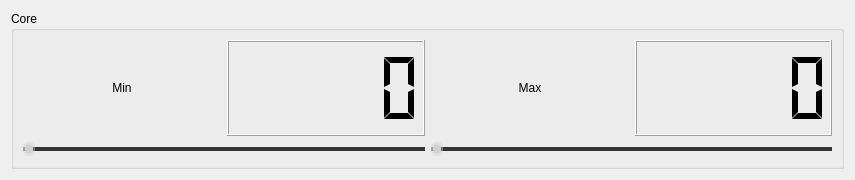
First picture: the form in LenovoLegion/LenovoLegion-Application/ThreadFrequencyControl.ui, repository bolekjar/LenovoLegion, before the edit.
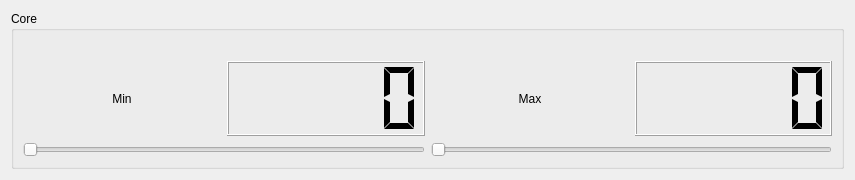
Second picture: the form after the edit.

```diff
--- a/LenovoLegion/LenovoLegion-Application/ThreadFrequencyControl.ui
+++ b/LenovoLegion/LenovoLegion-Application/ThreadFrequencyControl.ui
@@ -14,66 +14,7 @@
    <string>Form</string>
   </property>
   <property name="styleSheet">
-   <string notr="true">/*-----QSlider-----*/
-
-QSlider:horizontal {
-    min-height: 14px;
-	background-color: transparent;
-}
-
-QSlider::groove:horizontal 
-{
-	background-color: transparent;
-	height: 4px;
-}
-
-
-QSlider::sub-page:horizontal 
-{
-	background-color: gray;
-}
-
-
-QSlider::add-page:horizontal 
-{
-	background-color: #363535;
-}
-
-QSlider::handle:horizontal 
-{
-	width: 12px;
-    margin-top: -5px;
-    margin-bottom: -5px;
-    border-radius: 5px;
-	background: qradialgradient(spread:reflect, cx:0.5, cy:0.5, radius:0.5, fx:0.5, fy:0.5, stop:0.6 rgba(210, 210, 210, 255), stop:0.7 rgba(210, 210, 210, 100));
-}
-
-
-QSlider::handle:horizontal:hover 
-{
-	 background: qradialgradient(spread:reflect, cx:0.5, cy:0.5, radius:0.5, fx:0.5, fy:0.5, stop:0.6 rgba(255, 255, 255, 255), stop:0.7 rgba(255, 255, 255, 100));
-}
-
-
-QSlider::sub-page:horizontal:disabled 
-{
-	background-color: gray;
-	border-color: gray;
-}
-
-
-QSlider::add-page:horizontal:disabled 
-{
-	background-color: #363535;
-	border-color: #363535;
-}
-
-
-QSlider::handle:horizontal:disabled 
-{
-	background-color: gray;
-	border: 1px solid gray;
-}</string>
+   <string notr="true"/>
   </property>
   <layout class="QVBoxLayout" name="verticalLayout_3">
    <item>
@@ -82,6 +23,9 @@
       <string>Core</string>
      </property>
      <layout class="QHBoxLayout" name="horizontalLayout_3">
+      <property name="topMargin">
+       <number>30</number>
+      </property>
       <item>
        <layout class="QVBoxLayout" name="verticalLayout_2">
         <item>
```
